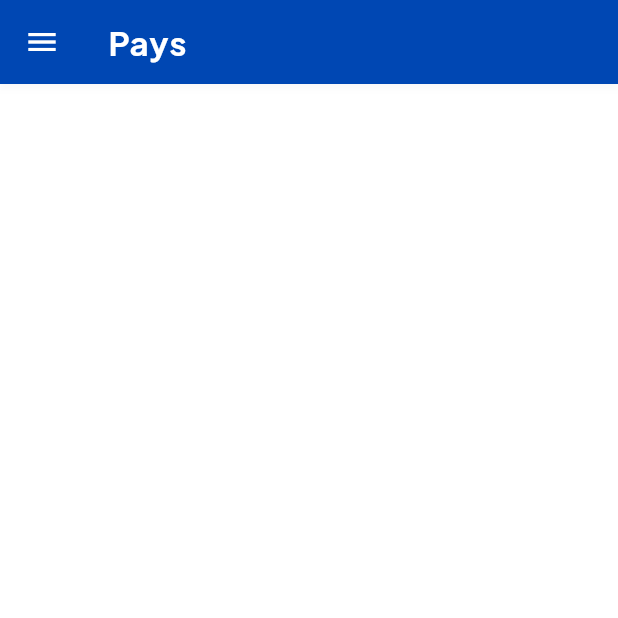
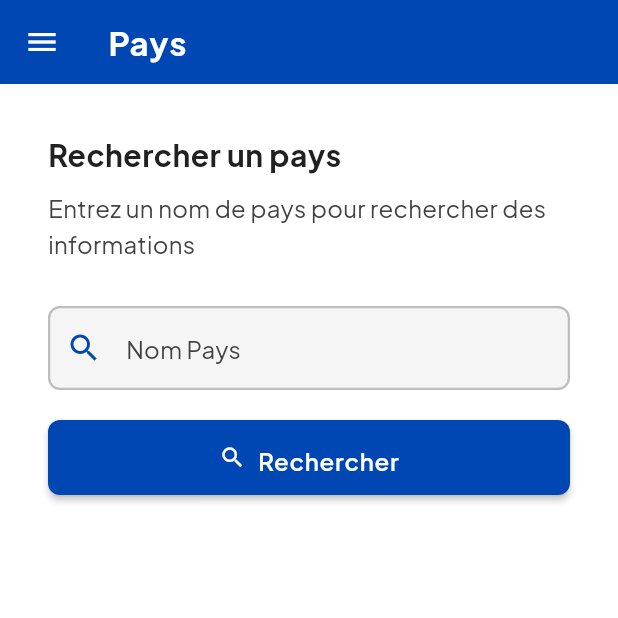
Before and after one commit to medkam098/voyage-flutter, a Flutter app: the Home screen opened by its route, after a tap on "Explorer", on a phone screen of 412 x 824 dp, the top half of it. Run offline on Flutter 3.47's test engine with Material 3 defaults, Android fonts, the phone set to English and light mode, and no system bars; our stand-ins replace animate_do, shared_preferences; accounts and stored records are empty; network calls fail.

```diff
--- a/lib/pages/home.page.dart
+++ b/lib/pages/home.page.dart
@@ -29,7 +29,7 @@ class Home extends StatelessWidget {
               Expanded(
                 child: _buildActionCard(
                   context,
-                  Icons.explore,
+                  Icons.public,
                   'Explorer',
                   AppTheme.primaryColor,
                       () => Navigator.pushNamed(context, '/pays'),
--- a/lib/pages/pays.page.dart
+++ b/lib/pages/pays.page.dart
@@ -1,21 +1,158 @@
 import 'package:flutter/material.dart';
+import 'package:provider/provider.dart';
+import 'package:voyage/pages/pays_details.dart';
+import '../theme/app_theme.dart';
+import '../providers/theme_provider.dart';
 import '../widgets/base_page.dart';
-import '../theme/app_theme.dart';
+import '../menu/drawer.widget.dart';
 
-class PaysPage extends StatelessWidget {
+class PaysPage extends StatefulWidget {
   const PaysPage({super.key});
 
   @override
+  State<PaysPage> createState() => _PaysPageState();
+}
+
+class _PaysPageState extends State<PaysPage> {
+  final TextEditingController _countryNameController = TextEditingController();
+  String? _errorText;
+  bool _isLoading = false;
+
+  void _rechercherPays() async {
+    final countryName = _countryNameController.text.trim();
+    if (countryName.isEmpty) {
+      setState(() {
+        _errorText = "Veuillez entrer un nom de pays.";
+      });
+      return;
+    }
+
+    setState(() {
+      _isLoading = true;
+      _errorText = null;
+    });
+
+    // Simulate API call delay
+    await Future.delayed(const Duration(milliseconds: 500));
+
+    try {
+      await _onGetPaysDetails(context);
+    } catch (e) {
+      setState(() {
+        _errorText = "Erreur lors de la recherche. Veuillez réessayer.";
+      });
+    } finally {
+      setState(() {
+        _isLoading = false;
+      });
+    }
+  }
+
+  Future<void> _onGetPaysDetails(BuildContext context) async {
+    String countryName = _countryNameController.text.trim();
+    await Navigator.push(
+      context,
+      MaterialPageRoute(
+        builder: (context) => PaysDetails(countryName),
+      ),
+    );
+    _countryNameController.clear();
+  }
+
+  @override
   Widget build(BuildContext context) {
+    final themeProvider = Provider.of<ThemeProvider>(context);
+    final isDarkMode = themeProvider.isDarkMode;
 
-
-    return BasePage(
-      title: "Pays",
-      body: ListView.builder(itemBuilder: (BuildContext context, int index) {
-        return null;
-        },
-
+    return Scaffold(
+      drawer: const MyDrawer(),
+      body: BasePage(
+        title: 'Pays',
+        body: SingleChildScrollView(
+          keyboardDismissBehavior: ScrollViewKeyboardDismissBehavior.onDrag,
+          padding: AppTheme.paddingMedium,
+          child: Column(
+            mainAxisSize: MainAxisSize.min,
+            crossAxisAlignment: CrossAxisAlignment.start,
+            children: [
+              Text(
+                'Rechercher un pays',
+                style: AppTheme.headingStyle,
+              ),
+              const SizedBox(height: 8),
+              Text(
+                'Entrez un nom de pays pour rechercher des informations',
+                style: AppTheme.bodyTextStyle.copyWith(
+                  color: isDarkMode ? AppTheme.captionColor : AppTheme.textSecondaryColor,
+                ),
+              ),
+              const SizedBox(height: 30),
+              TextField(
+                controller: _countryNameController,
+                decoration: AppTheme.inputDecoration(
+                  'Nom Pays',
+                  'ex: Tunisia',
+                  Icons.search,
+                ).copyWith(
+                  errorText: _errorText,
+                  filled: true,
+                  fillColor: isDarkMode ? AppTheme.cardColor : Colors.grey[100],
+                  border: OutlineInputBorder(
+                    borderRadius: BorderRadius.circular(12),
+                  ),
+                  labelStyle: TextStyle(
+                    color: isDarkMode ? AppTheme.textColor : AppTheme.textSecondaryColor,
+                  ),
+                  hintStyle: TextStyle(
+                    color: isDarkMode ? AppTheme.captionColor : Colors.grey[600],
+                  ),
+                  suffixIcon: _countryNameController.text.isNotEmpty
+                      ? IconButton(
+                    icon: const Icon(Icons.clear),
+                    onPressed: () {
+                      _countryNameController.clear();
+                      setState(() {
+                        _errorText = null;
+                      });
+                    },
+                  )
+                      : null,
+                ),
+                onSubmitted: (_) => _rechercherPays(),
+                onChanged: (_) => setState(() {
+                  _errorText = null;
+                }),
+              ),
+              const SizedBox(height: 20),
+              SizedBox(
+                width: double.infinity,
+                height: 50,
+                child: ElevatedButton.icon(
+                  icon: _isLoading
+                      ? const SizedBox(
+                    width: 24,
+                    height: 24,
+                    child: CircularProgressIndicator(
+                      strokeWidth: 2,
+                      color: Colors.white,
+                    ),
+                  )
+                      : const Icon(Icons.search),
+                  label: Text(_isLoading ? 'Recherche...' : 'Rechercher'),
+                  style: AppTheme.primaryButtonStyle,
+                  onPressed: _isLoading ? null : _rechercherPays,
+                ),
+              ),
+            ],
+          ),
+        ),
       ),
     );
   }
+
+  @override
+  void dispose() {
+    _countryNameController.dispose();
+    super.dispose();
+  }
 }
```
Also changed, not shown: lib/pages/pays_details.dart (added, +306 -0 lines).
